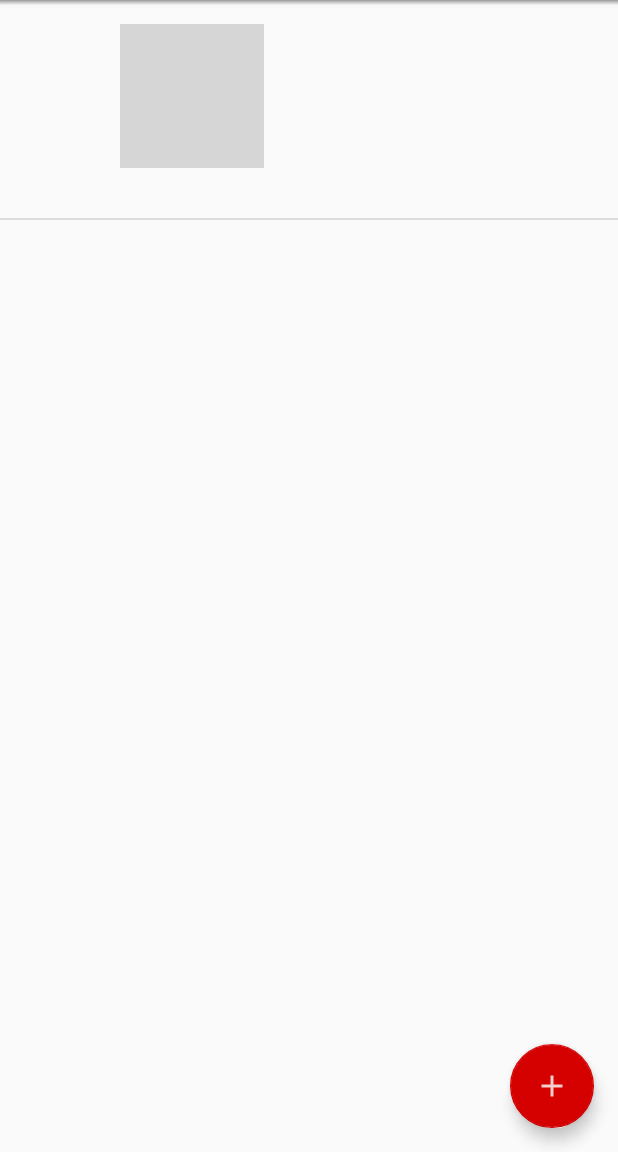
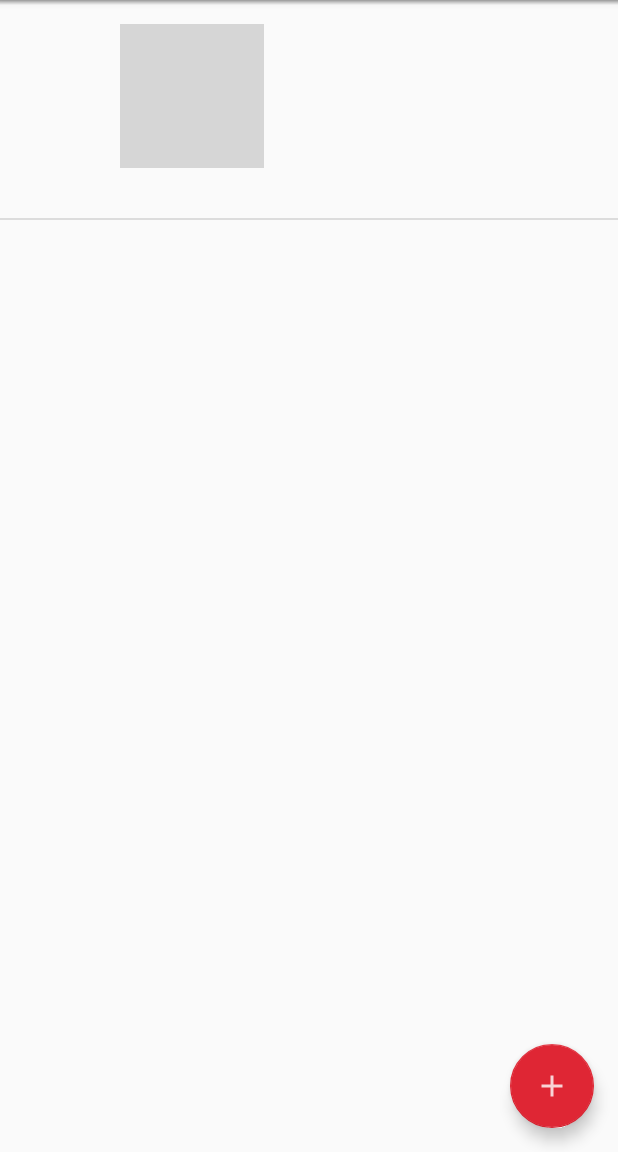
Before and after one commit to abhijitparida/bunk, an Android app: the AttendanceActivity screen opened directly, with no data from a screen before it, on a phone screen of 412 x 824 dp, the part 84-1236 px from its top. Run offline under Robolectric (Android 15) with nearby library versions, the phone set to English and light mode, and no system bars; 17 statements that could not run were skipped; grey boxes are pictures that could not be loaded.

Commit message:
Updated colors.xml

```diff
--- a/app/src/main/res/values/colors.xml
+++ b/app/src/main/res/values/colors.xml
@@ -4,13 +4,13 @@
     <color name="indigo">#3F51B5</color>
     <color name="indigo_dark">#303F9F</color>
     <color name="blue">#254573</color>
-    <color name="green">#64DD17</color>
-    <color name="yellow">#FFD600</color>
-    <color name="red">#FF5252</color>
-    <color name="red_dark">#D50000</color>
-    <color name="black">#DD000000</color>
-    <color name="black_light">#66000000</color>
-    <color name="gray">#424242</color>
-    <color name="white">#FFFFFF</color>
+    <color name="green">#337349</color>
+    <color name="yellow">#DFDD50</color>
+    <color name="red">#AF5D82</color>
+    <color name="red_dark">#DF2634</color>
+    <color name="black">#D30A2C</color>
+    <color name="black_light">#93373E</color>
+    <color name="gray">#755C6B</color>
+    <color name="white">#F6F9FB</color>
 
 </resources>
```
